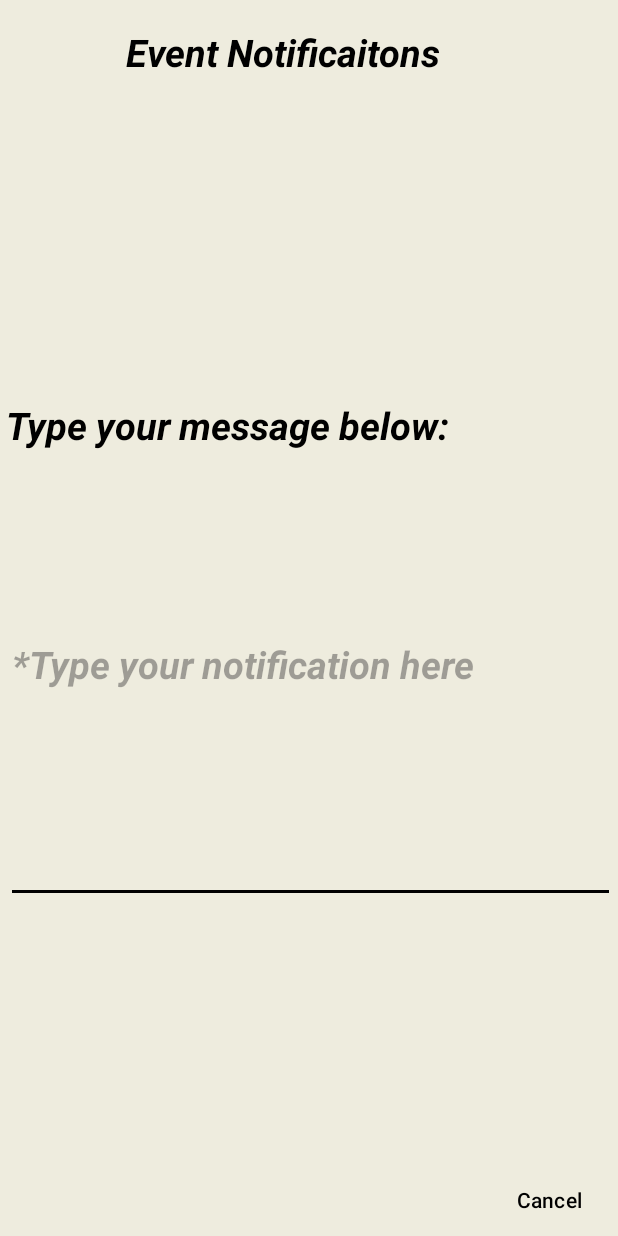
After one commit to CMPUT301W24T48/mergeFault, an Android app: the OrganizerEventNotification screen opened directly, with no data from a screen before it, on a phone screen of 412 x 824 dp. The commit adds this screen. Run offline under Robolectric (Android 15) with nearby library versions, the phone set to English and light mode, and no system bars.

Commit message:
Implementing the flow and activities required by the notifications system
2 new activities are added one for the options to edit an event and the other one for inputting the content of the notification, along with the XML for the same

```diff
--- a/MergeFault/app/src/main/java/com/example/mergefault/Event.java
+++ b/MergeFault/app/src/main/java/com/example/mergefault/Event.java
@@ -3,11 +3,12 @@ package com.example.mergefault;
 import android.net.Uri;
 
 import java.util.Calendar;
+import java.io.Serializable;
 
 /**
  * This class defines an Event
  */
-public class Event {
+public class Event implements Serializable {
 
     private String eventName;
     private String organizerId;
--- /dev/null
+++ b/MergeFault/app/src/main/java/com/example/mergefault/OrganizerEventNotification.java
@@ -0,0 +1,14 @@
+package com.example.mergefault;
+
+import androidx.appcompat.app.AppCompatActivity;
+
+import android.os.Bundle;
+
+public class OrganizerEventNotification extends AppCompatActivity {
+
+    @Override
+    protected void onCreate(Bundle savedInstanceState) {
+        super.onCreate(savedInstanceState);
+        setContentView(R.layout.organizer_event_notification);
+    }
+}
--- /dev/null
+++ b/MergeFault/app/src/main/res/layout/organizer_event_notification.xml
@@ -0,0 +1,65 @@
+<?xml version="1.0" encoding="utf-8"?>
+<androidx.constraintlayout.widget.ConstraintLayout xmlns:android="http://schemas.android.com/apk/res/android"
+    xmlns:app="http://schemas.android.com/apk/res-auto"
+    xmlns:tools="http://schemas.android.com/tools"
+    android:layout_width="match_parent"
+    android:layout_height="match_parent"
+    android:background="#EEECDE"
+    tools:context=".OrganizerEventNotification">
+
+    <Button
+        android:id="@+id/cancelButton"
+        android:layout_width="wrap_content"
+        android:layout_height="wrap_content"
+        android:backgroundTint="#00FFFFFF"
+        android:text="Cancel"
+        android:textColor="@color/black"
+        android:textSize="14sp"
+        app:layout_constraintBottom_toBottomOf="parent"
+        app:layout_constraintEnd_toEndOf="parent" />
+
+    <EditText
+        android:id="@+id/eventNameEditText"
+        android:layout_width="406dp"
+        android:layout_height="318dp"
+        android:layout_marginStart="4dp"
+        android:layout_marginTop="284dp"
+        android:backgroundTint="@color/black"
+        android:hint="*Type your notification here"
+        android:textColor="@color/black"
+        android:textSize="25sp"
+        android:textStyle="bold|italic"
+        app:layout_constraintStart_toStartOf="parent"
+        app:layout_constraintTop_toTopOf="parent" />
+
+    <TextView
+        android:id="@+id/eventNotificationsText"
+        android:layout_width="300sp"
+        android:layout_height="wrap_content"
+        android:layout_marginStart="84dp"
+        android:backgroundTint="@color/black"
+        android:text="Event Notificaitons"
+        android:textColor="@color/black"
+        android:textSize="25sp"
+        android:textStyle="bold|italic"
+        app:layout_constraintBottom_toBottomOf="parent"
+        app:layout_constraintStart_toStartOf="parent"
+        app:layout_constraintTop_toTopOf="parent"
+        app:layout_constraintVertical_bias="0.022" />
+
+    <TextView
+        android:id="@+id/dayText"
+        android:layout_width="300sp"
+        android:layout_height="wrap_content"
+        android:layout_marginStart="4dp"
+        android:backgroundTint="@color/black"
+        android:text="Type your message below: "
+        android:textColor="@color/black"
+        android:textSize="25sp"
+        android:textStyle="bold|italic"
+        app:layout_constraintBottom_toBottomOf="parent"
+        app:layout_constraintStart_toStartOf="parent"
+        app:layout_constraintTop_toTopOf="parent"
+        app:layout_constraintVertical_bias="0.337" />
+
+</androidx.constraintlayout.widget.ConstraintLayout>
```
Also changed, not shown: MergeFault/app/src/main/AndroidManifest.xml (+35 -38 lines), MergeFault/app/src/main/java/com/example/mergefault/OrganizerEventOptions.java (added, +66 -0 lines), MergeFault/app/src/main/java/com/example/mergefault/OrganizerViewEventsActivity.java (+6 -1 lines), MergeFault/app/src/main/java/OrganizerEventOptions.java (added).
